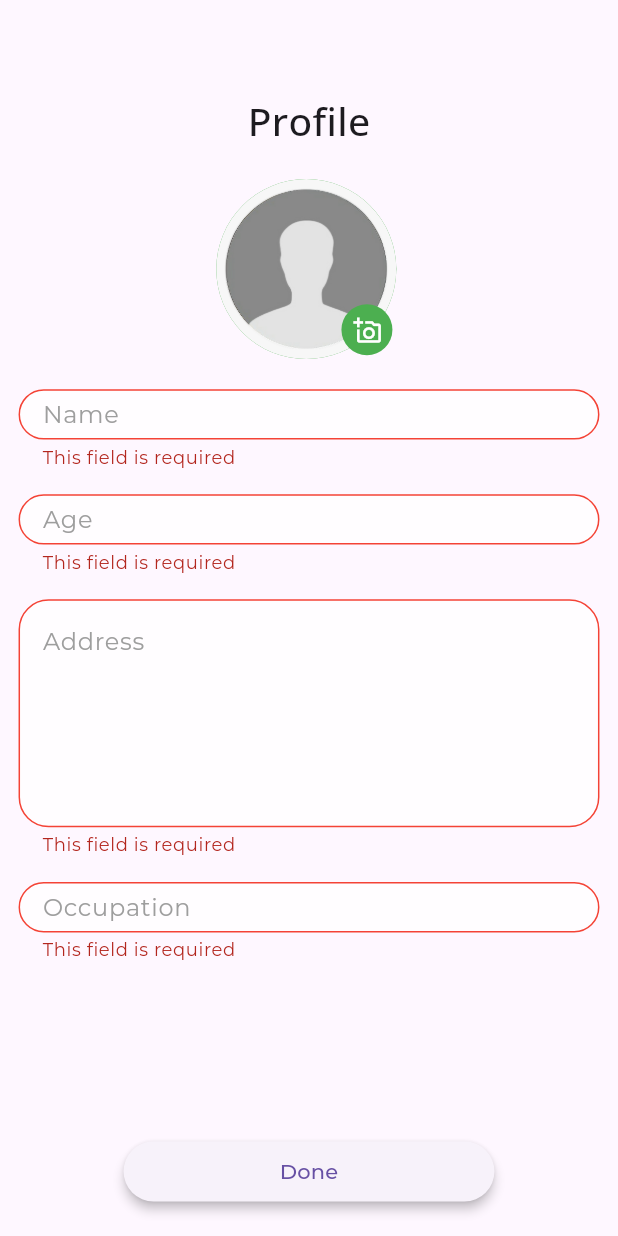
After one commit to athulV7/job-portal-firebase-getx, a Flutter app: the ProfileSettingScreen screen opened directly, after a tap on "Done", on a phone screen of 412 x 824 dp. The commit adds this screen. Run offline on Flutter 3.47's test engine with Material 2 defaults, Android fonts, the phone set to English and light mode, and no system bars; our stand-ins replace cloud_firestore, firebase_auth, firebase_core, get, google_fonts, google_sign_in and 1 more; accounts and stored records are empty.

Commit message:
profile setting screen completed

```diff
--- a/lib/core/common.dart
+++ b/lib/core/common.dart
@@ -11,3 +11,34 @@ final subHeadlineStyle = GoogleFonts.robotoSlab(
     fontWeight: FontWeight.w500,
   ),
 );
+
+//common textformfield input decoration
+InputDecoration textfieldInputDecoration(String label, bool alignLabel) {
+  return InputDecoration(
+    labelText: label,
+    alignLabelWithHint: alignLabel,
+    labelStyle: const TextStyle(color: Colors.grey),
+    filled: true,
+    fillColor: Colors.white70,
+    focusedBorder: OutlineInputBorder(
+      borderSide: const BorderSide(color: Colors.black),
+      borderRadius: BorderRadius.circular(20),
+    ),
+    enabledBorder: OutlineInputBorder(
+      borderSide: const BorderSide(color: Colors.grey),
+      borderRadius: BorderRadius.circular(20),
+    ),
+    disabledBorder: OutlineInputBorder(
+      borderSide: const BorderSide(color: Colors.grey),
+      borderRadius: BorderRadius.circular(20),
+    ),
+    focusedErrorBorder: OutlineInputBorder(
+      borderSide: const BorderSide(color: Colors.red),
+      borderRadius: BorderRadius.circular(20),
+    ),
+    errorBorder: OutlineInputBorder(
+      borderSide: const BorderSide(color: Colors.red),
+      borderRadius: BorderRadius.circular(20),
+    ),
+  );
+}
--- a/lib/main.dart
+++ b/lib/main.dart
@@ -3,6 +3,7 @@ import 'package:get/get.dart';
 import 'package:google_fonts/google_fonts.dart';
 import 'package:job_portal/screens/Main_screen/main_screen.dart';
 import 'package:firebase_core/firebase_core.dart';
+import 'package:job_portal/screens/profile_setting_screen/view/profile_setting_screen.dart';
 
 Future<void> main() async {
   WidgetsFlutterBinding.ensureInitialized();
@@ -23,7 +24,8 @@ class MyApp extends StatelessWidget {
         primarySwatch: Colors.blue,
         fontFamily: GoogleFonts.montserrat().fontFamily,
       ),
-      home: const MainScreen(),
+      home: ProfileSettingScreen(),
+      //const MainScreen(),
     );
   }
 }
--- a/lib/screens/Recruter_screens/Add job/model/add_job_model.dart
+++ b/lib/screens/Recruter_screens/Add job/model/add_job_model.dart
@@ -36,7 +36,8 @@ class AddJobModel {
         location: json['location'],
         positions: json['positions'],
         qualification: json['qualification'],
-      createdTime: json['createdTime']);
+        createdTime: json['createdTime'],
+      );
 
   Map<String, dynamic> toJson() {
     return {
--- /dev/null
+++ b/lib/screens/profile_setting_screen/model/profile_setting_model.dart
@@ -0,0 +1,30 @@
+class ProfileSettingModel {
+  String name;
+  int age;
+  String address;
+  String occupation;
+
+  ProfileSettingModel({
+    required this.name,
+    required this.age,
+    required this.address,
+    required this.occupation,
+  });
+
+  factory ProfileSettingModel.fromJson(Map<String, dynamic> json) =>
+      ProfileSettingModel(
+        name: json['name'],
+        age: json['age'],
+        address: json['address'],
+        occupation: json['occupation'],
+      );
+
+  Map<String, dynamic> toJson() {
+    return {
+      'name': name,
+      'age': age,
+      'address': address,
+      'occupation': occupation,
+    };
+  }
+}
--- /dev/null
+++ b/lib/screens/profile_setting_screen/view/profile_setting_screen.dart
@@ -0,0 +1,183 @@
+import 'package:cloud_firestore/cloud_firestore.dart';
+import 'package:firebase_auth/firebase_auth.dart';
+import 'package:flutter/material.dart';
+import 'package:google_fonts/google_fonts.dart';
+import 'package:job_portal/core/common.dart';
+import 'package:job_portal/screens/profile_setting_screen/model/profile_setting_model.dart';
+
+class ProfileSettingScreen extends StatelessWidget {
+  ProfileSettingScreen({super.key});
+
+  final profileFormkey = GlobalKey<FormState>();
+  final nameController = TextEditingController();
+  final ageController = TextEditingController();
+  final addressController = TextEditingController();
+  final occupationController = TextEditingController();
+
+  @override
+  Widget build(BuildContext context) {
+    return Scaffold(
+      body: Padding(
+        padding: EdgeInsets.all(width * 0.03),
+        child: SingleChildScrollView(
+          child: Padding(
+            padding: EdgeInsets.only(top: width * 0.12),
+            child: Form(
+              key: profileFormkey,
+              child: Column(
+                children: [
+                  Text(
+                    'Profile',
+                    style: GoogleFonts.openSans(
+                      textStyle: const TextStyle(
+                        fontSize: 26,
+                        fontWeight: FontWeight.w500,
+                      ),
+                    ),
+                  ),
+                  SizedBox(
+                    height: height * 0.025,
+                  ),
+                  SizedBox(
+                    height: width * 0.3,
+                    width: width * 0.3,
+                    child: Stack(
+                      children: [
+                        const CircleAvatar(
+                          radius: 60,
+                          backgroundImage: AssetImage(
+                            'assets/images/_anonymous-profile-grey-person-sticker-glitch-empty-profile.png',
+                          ),
+                          backgroundColor: Colors.green,
+                        ),
+                        Align(
+                          alignment: Alignment.bottomRight,
+                          child: Padding(
+                            padding: EdgeInsets.only(
+                              bottom: width * 0.015,
+                              right: width * 0.015,
+                            ),
+                            child: CircleAvatar(
+                              radius: 17,
+                              backgroundColor: Colors.green,
+                              child: IconButton(
+                                onPressed: () {},
+                                icon: const Icon(
+                                  Icons.add_a_photo_outlined,
+                                  color: Colors.white,
+                                  size: 19,
+                                ),
+                              ),
+                            ),
+                          ),
+                        )
+                      ],
+                    ),
+                  ),
+                  SizedBox(
+                    height: height * 0.02,
+                  ),
+                  SizedBox(
+                    height: width * 0.13,
+                    child: TextFormField(
+                      controller: nameController,
+                      keyboardType: TextInputType.text,
+                      validator: (value) {
+                        if (value == null || value.isEmpty) {
+                          return 'This field is required';
+                        }
+                        return null;
+                      },
+                      decoration: textfieldInputDecoration('Name', false),
+                    ),
+                  ),
+                  SizedBox(
+                    height: height * 0.02,
+                  ),
+                  SizedBox(
+                    height: width * 0.13,
+                    child: TextFormField(
+                      controller: ageController,
+                      keyboardType: TextInputType.number,
+                      validator: (value) {
+                        if (value == null || value.isEmpty) {
+                          return 'This field is required';
+                        }
+                        return null;
+                      },
+                      decoration: textfieldInputDecoration('Age', false),
+                    ),
+                  ),
+                  SizedBox(
+                    height: height * 0.02,
+                  ),
+                  TextFormField(
+                    controller: addressController,
+                    keyboardType: TextInputType.text,
+                    maxLines: 5,
+                    validator: (value) {
+                      if (value == null || value.isEmpty) {
+                        return 'This field is required';
+                      }
+                      return null;
+                    },
+                    decoration: textfieldInputDecoration('Address', true),
+                  ),
+                  SizedBox(
+                    height: height * 0.02,
+                  ),
+                  SizedBox(
+                    height: width * 0.13,
+                    child: TextFormField(
+                      controller: occupationController,
+                      keyboardType: TextInputType.text,
+                      validator: (value) {
+                        if (value == null || value.isEmpty) {
+                          return 'This field is required';
+                        }
+                        return null;
+                      },
+                      decoration: textfieldInputDecoration('Occupation', false),
+                    ),
+                  ),
+                  SizedBox(
+                    height: height * 0.14,
+                  ),
+                  SizedBox(
+                    width: width * 0.6,
+                    child: ElevatedButton(
+                      style: ElevatedButton.styleFrom(
+                        elevation: 3,
+                      ),
+                      onPressed: () {
+                        profileButtonClicked();
+                      },
+                      child: const Text('Done'),
+                    ),
+                  )
+                ],
+              ),
+            ),
+          ),
+        ),
+      ),
+    );
+  }
+
+  void profileButtonClicked() async {
+    if (profileFormkey.currentState!.validate()) {
+      ProfileSettingModel profileSettingModel = ProfileSettingModel(
+        name: nameController.text.trim(),
+        age: int.parse(ageController.text),
+        address: addressController.text.trim(),
+        occupation: occupationController.text.trim(),
+      );
+
+      String userUID = FirebaseAuth.instance.currentUser!.uid;
+      await FirebaseFirestore.instance
+          .collection('Users')
+          .doc(userUID)
+          .update({'profile': profileSettingModel.toJson()});
+    }
+  }
+}
```
Also changed, not shown: lib/screens/Recruter_screens/Add job/view/add_new_jobs.dart (+0 -30 lines), lib/screens/Recruter_screens/All_jobs/view/widgets/jobAppliedDetails.dart (added, +48 -0 lines), lib/screens/Recruter_screens/home/view/home.dart (+7 -2 lines), lib/screens/User_screens/Find_jobs/view/widgets/find_jobs_listview.dart (+32 -14 lines), assets/images/1462432.jpg (added), assets/images/14624322.jpg (added), assets/images/14624324.jpg (added), assets/images/_anonymous-profile-grey-person-sticker-glitch-empty-profile.png (added). Lines whose indentation alone changed are shown as unchanged.
